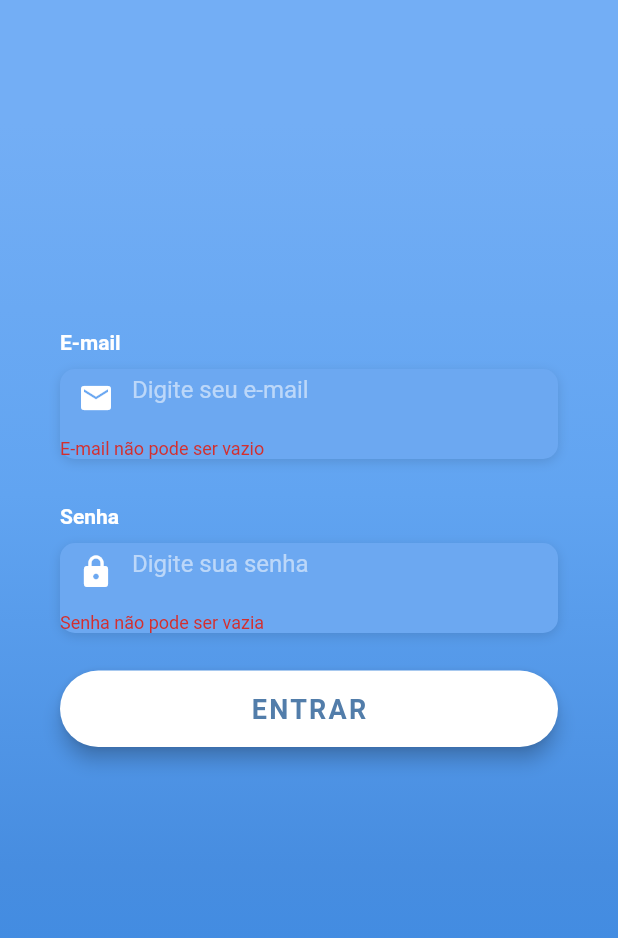
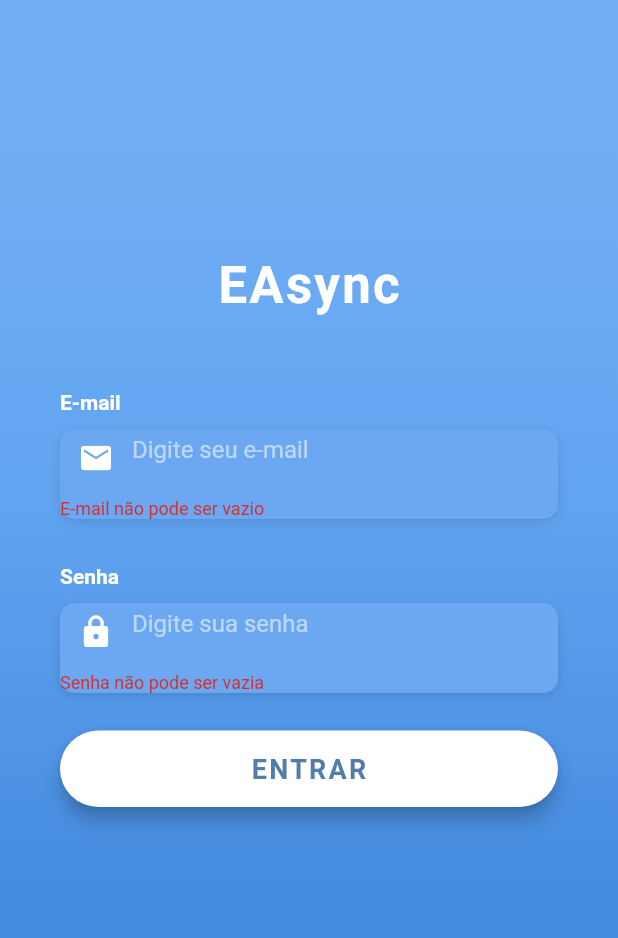
Before and after one commit to vitordullens/EAsync, a Flutter app: the screen it shows after launch, after a tap on "ENTRAR", on a phone screen of 412 x 824 dp. Shown: the top 938 px of the screen. Run offline on Flutter 3.47's test engine with Material 2 defaults, Android fonts, the phone set to English and light mode, and no system bars; Roboto replaces fonts that are missing (OpenSans).

Commit message:
Login funcional redirecionando para uma nova pagina

```diff
--- a/lib/main.dart
+++ b/lib/main.dart
@@ -1,5 +1,6 @@
 import 'package:flutter/material.dart';
-import 'package:easync_ihc/screens/login_screen.dart';
+import 'package:easync_ihc/root_page.dart';
+import 'package:easync_ihc/utilities/auth.dart';
 
 void main() => runApp(MyApp());
 
@@ -10,7 +11,7 @@ class MyApp extends StatelessWidget {
     return MaterialApp(
       title: 'EAsync',
       debugShowCheckedModeBanner: false,
-      home: LoginScreen(),
+      home: RootPage(auth: new Auth()),
     );
   }
 }
--- /dev/null
+++ b/lib/root_page.dart
@@ -0,0 +1,39 @@
+import 'package:flutter/material.dart';
+import 'package:easync_ihc/utilities/auth.dart';
+import 'screens/login_screen.dart';
+
+class RootPage extends StatefulWidget {
+  RootPage({this.auth});
+  final Auth auth;
+  @override
+  State<StatefulWidget> createState() => _RootPageState();
+}
+
+enum AuthStatus { notSignedIn, signedIn }
+
+class _RootPageState extends State<RootPage> {
+  AuthStatus authStatus = AuthStatus.notSignedIn;
+
+  void _signedIn() {
+    setState(() {
+      authStatus = AuthStatus.signedIn;
+    });
+  }
+
+  @override
+  Widget build(BuildContext context) {
+    switch (authStatus) {
+      case AuthStatus.notSignedIn:
+        return new LoginScreen(
+          auth: widget.auth,
+          onSignedIn: _signedIn,
+        );
+      case AuthStatus.signedIn:
+        return Scaffold(
+          body: new Container(
+            child: Text("Entrei"),
+          ),
+        );
+    }
+  }
+}
--- a/lib/screens/login_screen.dart
+++ b/lib/screens/login_screen.dart
@@ -1,11 +1,12 @@
-import 'dart:convert';
-import 'dart:async' show Future;
 import 'package:flutter/material.dart';
 import 'package:flutter/services.dart';
 import 'package:easync_ihc/utilities/constants.dart';
-import 'package:flutter/services.dart' show rootBundle;
+import 'package:easync_ihc/utilities/auth.dart';
 
 class LoginScreen extends StatefulWidget {
+  LoginScreen({this.auth, this.onSignedIn});
+  final Auth auth;
+  final VoidCallback onSignedIn;
   @override
   _LoginScreenState createState() => _LoginScreenState();
 }
@@ -26,17 +27,12 @@ class _LoginScreenState extends State<LoginScreen> {
     }
   }
 
-  Future<String> getJson() async {
-    return await rootBundle.loadString('assets/login.json');
-  }
-
   void validateAndSubmit() async {
     if (validateAndSave()) {
       try {
-        Map<String, dynamic> _data = jsonDecode(await getJson());
-        if (_email == _data['email'] && _password == _data['password']) {
-          print("igualzin");
-        }
+        String userId = await widget.auth.signIn(_email, _password);
+        print('Signed in: $userId');
+        widget.onSignedIn();
       } catch (e) {
         print('Error: $e');
       }
@@ -184,7 +180,18 @@ class _LoginScreenState extends State<LoginScreen> {
                     child: Column(
                       mainAxisAlignment: MainAxisAlignment.center,
                       children: <Widget>[
-                        SizedBox(height: 100.0),
+                        SizedBox(height: 50.0),
+                        Text(
+                          'EAsync',
+                          style: TextStyle(
+                            color: Color(0xFFFFFFFF),
+                            letterSpacing: 1.5,
+                            fontSize: 34.0,
+                            fontWeight: FontWeight.bold,
+                            fontFamily: 'OpenSans',
+                          ),
+                        ),
+                        SizedBox(height: 50.0),
                         _buildEmailTF(),
                         SizedBox(
                           height: 30.0,
--- a/pubspec.yaml
+++ b/pubspec.yaml
@@ -46,7 +46,7 @@ flutter:
 
   # To add assets to your application, add an assets section, like this:
   assets:
-      - assets/login.json
+      - assets/json/
   #   - images/a_dot_ham.jpeg
 
   # An image asset can refer to one or more resolution-specific "variants", see
```
Also changed, not shown: assets/json/user.json (added, +11 -0 lines), lib/utilities/auth.dart (added, +27 -0 lines), assets/json/login.json (renamed from assets/login.json), lib/screens/root_page.dart (deleted).
